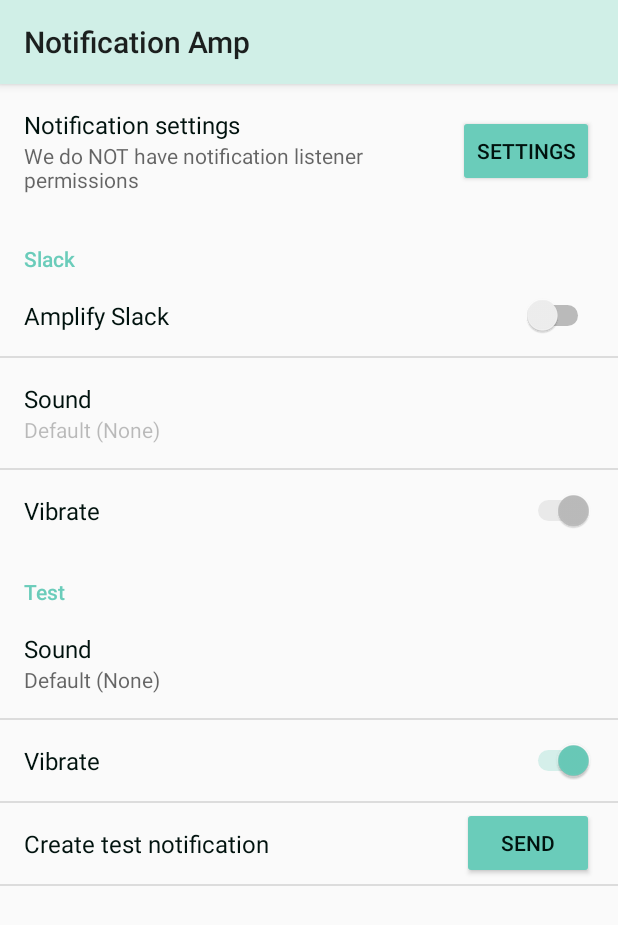
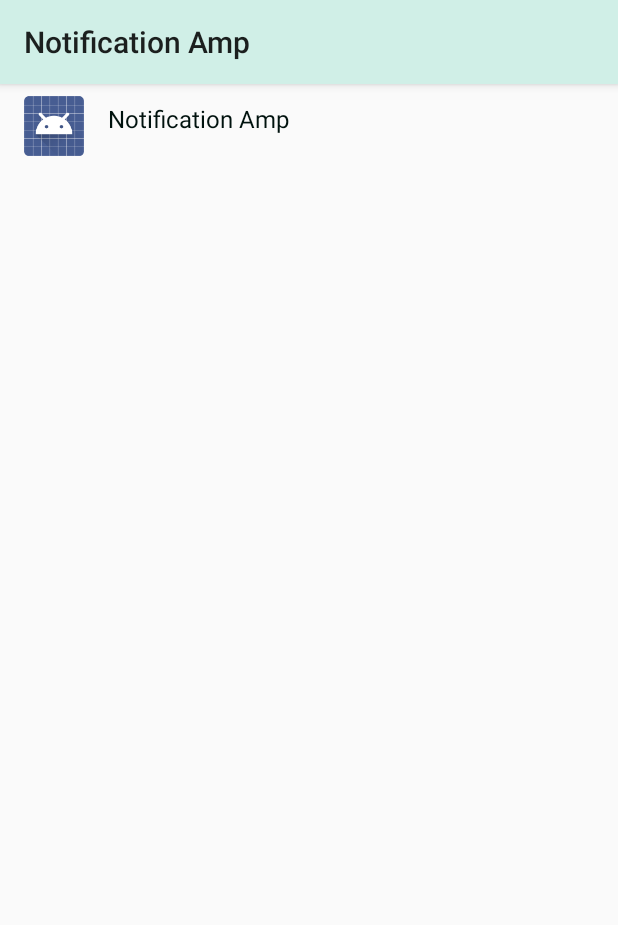
Before and after one commit to sam41Z/notificationamp, an Android app: the screen it shows after launch (MainActivity before the commit, AddAppActivity after it), on a phone screen of 412 x 824 dp. Shown: the top 925 px of the screen. Run offline under Robolectric (Android 15) with nearby library versions, the phone set to English and light mode, and no system bars.

Commit message:
new activity, refactoring

```diff
--- a/app/build.gradle
+++ b/app/build.gradle
@@ -30,4 +30,5 @@ dependencies {
         exclude group: 'com.android.support', module: 'support-annotations'
     })
     compile "org.jetbrains.kotlin:kotlin-stdlib-jre7:$kotlin_version"
+    compile 'com.android.support:recyclerview-v7:26.1.0'
 }
--- a/app/src/main/AndroidManifest.xml
+++ b/app/src/main/AndroidManifest.xml
@@ -5,7 +5,7 @@
   <uses-permission android:name="android.permission.WAKE_LOCK"/>
   <uses-permission android:name="android.permission.VIBRATE"/>
   <uses-permission android:name="android.permission.MODIFY_AUDIO_SETTINGS"/>
-  <uses-permission android:name="android.permission.READ_EXTERNAL_STORAGE" />
+  <uses-permission android:name="android.permission.READ_EXTERNAL_STORAGE"/>
 
   <application
     android:allowBackup="true"
@@ -15,7 +15,11 @@
     android:supportsRtl="true"
     android:theme="@style/AppTheme">
     <activity
-      android:name=".MainActivity"
+      android:name=".activities.MainActivity"
+      android:theme="@style/AppTheme">
+    </activity>
+    <activity
+      android:name=".activities.AddAppActivity"
       android:theme="@style/AppTheme">
       <intent-filter>
         <action android:name="android.intent.action.MAIN"/>
@@ -26,12 +30,13 @@
     <service
       android:enabled="true"
       android:exported="true"
-      android:name=".NotificationAmpService"
+      android:name=".services.NotificationAmpService"
       android:permission="android.permission.BIND_NOTIFICATION_LISTENER_SERVICE">
       <intent-filter>
         <action android:name="android.service.notification.NotificationListenerService"/>
       </intent-filter>
     </service>
+
   </application>
 
 </manifest>
--- /dev/null
+++ b/app/src/main/java/sam/notificationamp/activities/AddAppActivity.kt
@@ -0,0 +1,39 @@
+package sam.notificationamp.activities
+
+import android.app.Activity
+import android.content.pm.PackageManager
+import android.os.Bundle
+import android.support.v7.widget.LinearLayoutManager
+import kotlinx.android.synthetic.main.activity_add_app.*
+import sam.notificationamp.R
+import sam.notificationamp.adapters.AppAdapter
+import sam.notificationamp.model.App
+
+
+class AddAppActivity : Activity() {
+
+    private lateinit var linearLayoutManager: LinearLayoutManager
+    private lateinit var appAdapter: AppAdapter
+
+
+    override fun onCreate(savedInstanceState: Bundle?) {
+        super.onCreate(savedInstanceState)
+        setContentView(R.layout.activity_add_app)
+
+        linearLayoutManager = LinearLayoutManager(this)
+        appView.layoutManager = linearLayoutManager
+
+        val packageManager = packageManager
+        val packages = packageManager.getInstalledApplications(PackageManager.GET_META_DATA)
+        val apps: ArrayList<App> = ArrayList()
+        for (applicationInfo in packages) {
+            applicationInfo.permission
+            val packageName = applicationInfo.packageName
+            val name = packageManager.getApplicationLabel(applicationInfo)
+            val icon = packageManager.getApplicationIcon(applicationInfo)
+            apps.add(App(packageName = packageName, name = name, icon = icon))
+        }
+        appAdapter = AppAdapter(apps)
+        appView.adapter = appAdapter
+    }
+}
--- a/app/src/main/java/sam/notificationamp/MainActivity.kt
+++ b/app/src/main/java/sam/notificationamp/activities/MainActivity.kt
@@ -1,4 +1,4 @@
-package sam.notificationamp
+package sam.notificationamp.activities
 
 import android.annotation.TargetApi
 import android.app.Notification
@@ -13,6 +13,7 @@ import android.os.Bundle
 import android.preference.*
 import android.support.v4.app.NotificationManagerCompat
 import android.text.TextUtils
+import sam.notificationamp.R
 import java.util.*
 
 
--- /dev/null
+++ b/app/src/main/java/sam/notificationamp/adapters/AppAdapter.kt
@@ -0,0 +1,46 @@
+package sam.notificationamp.adapters
+
+import android.support.v7.widget.RecyclerView
+import android.support.v7.widget.RecyclerView.Adapter
+import android.view.LayoutInflater
+import android.view.View
+import android.view.ViewGroup
+import kotlinx.android.synthetic.main.app_list_item.view.*
+import sam.notificationamp.R
+import sam.notificationamp.model.App
+
+
+public class AppAdapter(private val apps: ArrayList<App>) : Adapter<AppAdapter.AppViewHolder>() {
+
+    override fun onCreateViewHolder(parent: ViewGroup, viewType: Int): AppViewHolder {
+        return AppViewHolder(LayoutInflater.from(parent.context).inflate(R.layout.app_list_item, parent, false))
+    }
+
+    override fun getItemCount(): Int {
+        return apps.size
+    }
+
+    override fun onBindViewHolder(holder: AppViewHolder, position: Int) {
+        holder.bindApp(apps[position])
+    }
+
+    class AppViewHolder(itemView: View) : RecyclerView.ViewHolder(itemView), View.OnClickListener {
+        private var view: View = itemView
+        private var app: App? = null
+
+        init {
+            view.setOnClickListener(this)
+        }
+
+        fun bindApp(app: App) {
+            this.app = app
+            view.appIcon.setImageDrawable(app.icon)
+            view.appName.text = app.name
+        }
+
+
+        override fun onClick(v: View?) {
+            TODO("not implemented") //To change body of created functions use File | Settings | File Templates.
+        }
+    }
+}
--- /dev/null
+++ b/app/src/main/java/sam/notificationamp/model/App.kt
@@ -0,0 +1,8 @@
+package sam.notificationamp.model
+
+import android.graphics.drawable.Drawable
+
+public class App(public val packageName: CharSequence, public val name: CharSequence, public val icon: Drawable) {
+
+
+}
--- a/app/src/main/java/sam/notificationamp/NoiseService.kt
+++ b/app/src/main/java/sam/notificationamp/services/NoiseService.kt
@@ -1,4 +1,4 @@
-package sam.notificationamp
+package sam.notificationamp.services
 
 
 import android.content.BroadcastReceiver
@@ -10,6 +10,7 @@ import android.net.Uri
 import android.os.VibrationEffect
 import android.os.Vibrator
 import android.preference.PreferenceManager
+import sam.notificationamp.R
 import sam.notificationamp.utils.SharedPreferencesUtil
 
 class NoiseService : BroadcastReceiver() {
--- a/app/src/main/java/sam/notificationamp/NotificationAmpService.kt
+++ b/app/src/main/java/sam/notificationamp/services/NotificationAmpService.kt
@@ -1,4 +1,4 @@
-package sam.notificationamp
+package sam.notificationamp.services
 
 import android.app.Notification
 import android.app.NotificationChannel
@@ -14,6 +14,7 @@ import android.preference.PreferenceManager
 import android.service.notification.NotificationListenerService
 import android.service.notification.StatusBarNotification
 import android.util.Log
+import sam.notificationamp.R
 import sam.notificationamp.utils.SharedPreferencesUtil
 import java.util.*
 
--- /dev/null
+++ b/app/src/main/res/layout/activity_add_app.xml
@@ -0,0 +1,15 @@
+<?xml version="1.0" encoding="utf-8"?>
+<android.support.constraint.ConstraintLayout
+  xmlns:android="http://schemas.android.com/apk/res/android"
+  xmlns:app="http://schemas.android.com/apk/res-auto"
+  xmlns:tools="http://schemas.android.com/tools"
+  android:layout_width="match_parent"
+  android:layout_height="match_parent"
+  tools:context="sam.notificationamp.activities.AddAppActivity">
+
+  <android.support.v7.widget.RecyclerView
+    android:id="@+id/appView"
+    android:scrollbars="vertical"
+    android:layout_width="match_parent"
+    android:layout_height="match_parent"/>
+</android.support.constraint.ConstraintLayout>
--- /dev/null
+++ b/app/src/main/res/layout/app_list_item.xml
@@ -0,0 +1,25 @@
+<?xml version="1.0" encoding="utf-8"?>
+<LinearLayout
+  xmlns:android="http://schemas.android.com/apk/res/android"
+  android:orientation="horizontal"
+  android:layout_width="match_parent"
+  android:padding="8dp"
+  android:paddingStart="16dp"
+  android:paddingEnd="16dp"
+  android:layout_height="56dp">
+
+  <ImageView
+    android:layout_marginEnd="16dp"
+    android:id="@+id/appIcon"
+    android:layout_width="40dp"
+    android:layout_height="40dp"/>
+
+  <TextView
+    android:id="@+id/appName"
+    android:layout_width="match_parent"
+    android:layout_height="wrap_content"
+    android:layout_marginTop="4dp"
+    android:text="test"
+    android:textSize="16sp"/>
+
+</LinearLayout>
```
